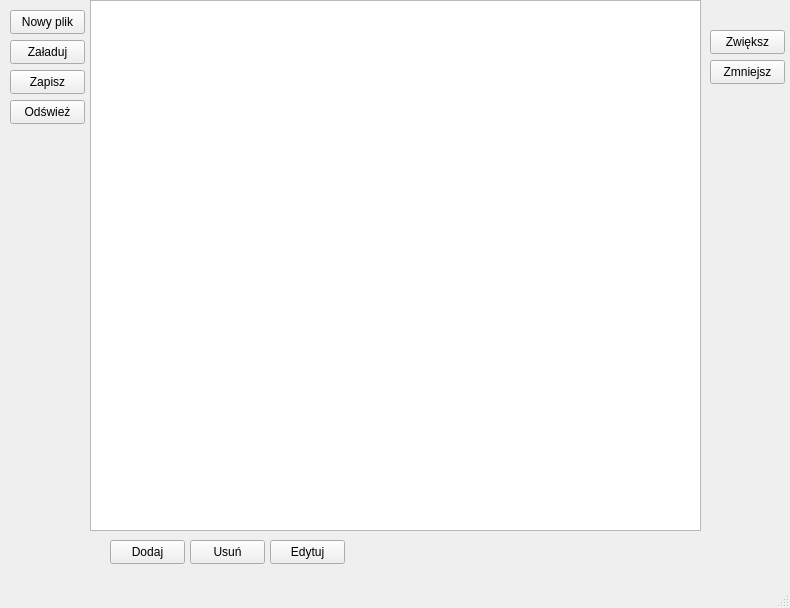
The window that mainwindow.ui (SwingyMan/LibraryManagerQT) describes before a commit, drawn with Qt 5.
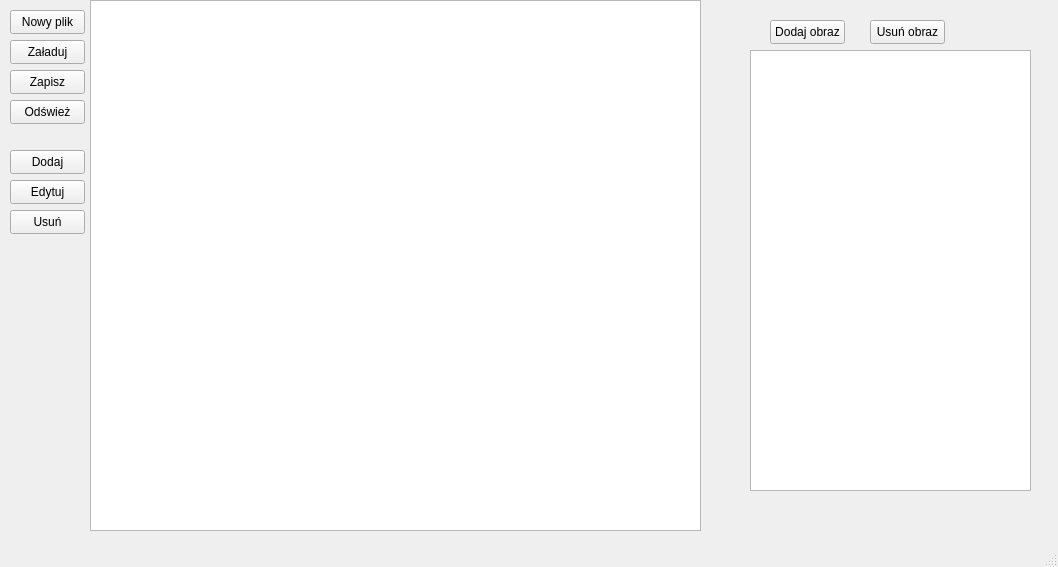
The same window after the commit.

What changed in the file:
```diff
--- a/mainwindow.ui
+++ b/mainwindow.ui
@@ -6,8 +6,8 @@
    <rect>
     <x>0</x>
     <y>0</y>
-    <width>790</width>
-    <height>608</height>
+    <width>1058</width>
+    <height>567</height>
    </rect>
   </property>
   <property name="windowTitle">
@@ -68,8 +68,8 @@
    <widget class="QPushButton" name="pushButton_4">
     <property name="geometry">
      <rect>
-      <x>190</x>
-      <y>540</y>
+      <x>10</x>
+      <y>210</y>
       <width>75</width>
       <height>24</height>
      </rect>
@@ -81,8 +81,8 @@
    <widget class="QPushButton" name="pushButton_5">
     <property name="geometry">
      <rect>
-      <x>110</x>
-      <y>540</y>
+      <x>10</x>
+      <y>150</y>
       <width>75</width>
       <height>24</height>
      </rect>
@@ -120,8 +120,8 @@
    <widget class="QPushButton" name="pushButton_9">
     <property name="geometry">
      <rect>
-      <x>270</x>
-      <y>540</y>
+      <x>10</x>
+      <y>180</y>
       <width>75</width>
       <height>24</height>
      </rect>
@@ -130,30 +130,40 @@
      <string>Edytuj</string>
     </property>
    </widget>
+   <widget class="QGraphicsView" name="graphicsView">
+    <property name="geometry">
+     <rect>
+      <x>750</x>
+      <y>50</y>
+      <width>281</width>
+      <height>441</height>
+     </rect>
+    </property>
+   </widget>
    <widget class="QPushButton" name="pushButton_6">
     <property name="geometry">
      <rect>
-      <x>710</x>
-      <y>30</y>
+      <x>770</x>
+      <y>20</y>
       <width>75</width>
       <height>24</height>
      </rect>
     </property>
     <property name="text">
-     <string>Zwiększ</string>
+     <string>Dodaj obraz</string>
     </property>
    </widget>
    <widget class="QPushButton" name="pushButton_7">
     <property name="geometry">
      <rect>
-      <x>710</x>
-      <y>60</y>
+      <x>870</x>
+      <y>20</y>
       <width>75</width>
       <height>24</height>
      </rect>
     </property>
     <property name="text">
-     <string>Zmniejsz</string>
+     <string>Usuń obraz</string>
     </property>
    </widget>
   </widget>
```
Left out of the diff: 2 changed lines with no effect on the pictures.
